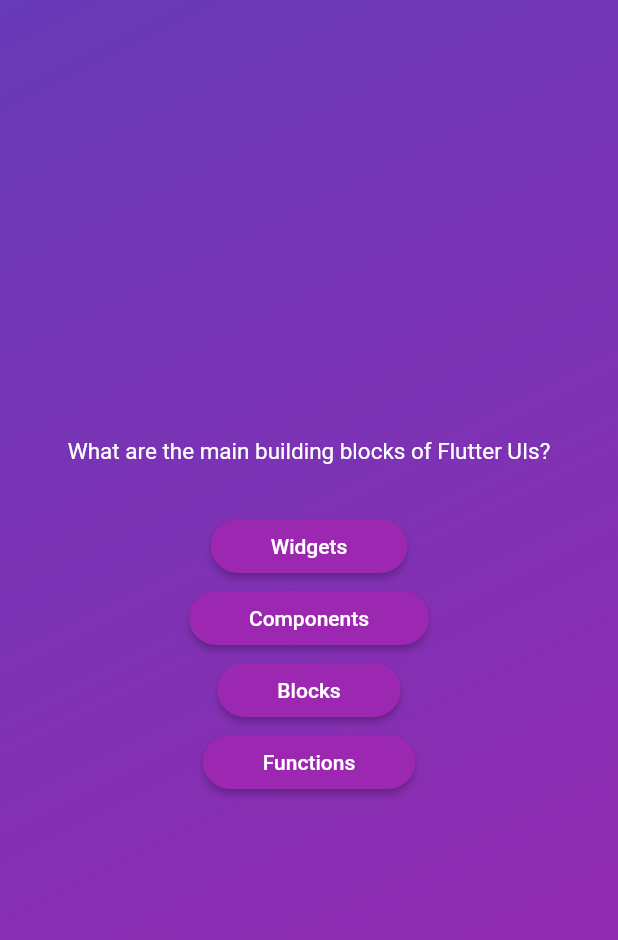
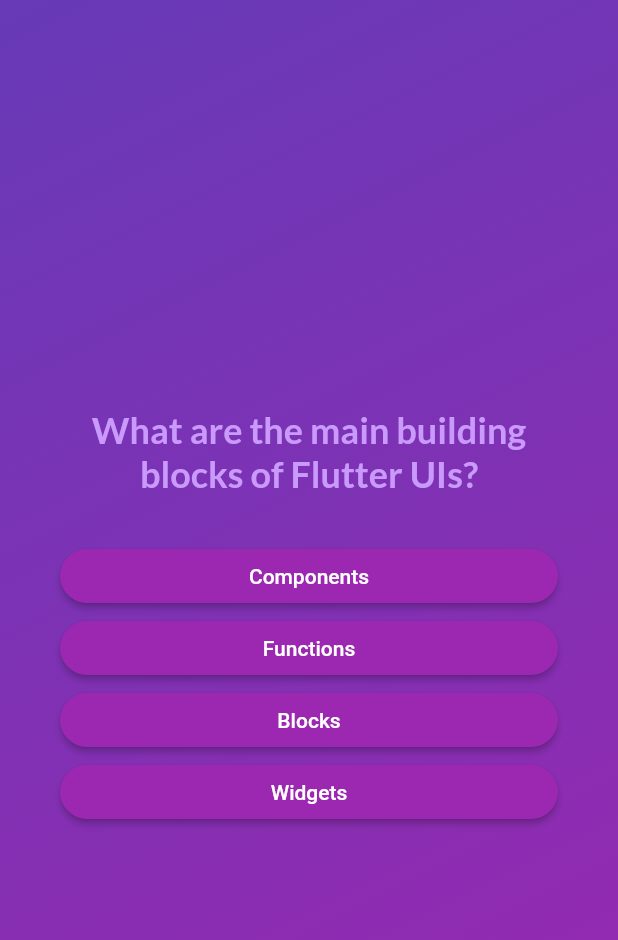
Before and after one commit to meeron/flutter-demo-app, a Flutter app: the screen it shows after launch, after a tap on "Start quiz", on a phone screen of 412 x 824 dp. Shown: the top 940 px of the screen. Run offline on Flutter 3.47's test engine with Material 2 defaults, Android fonts, the phone set to English and light mode, and no system bars; our stand-ins replace google_fonts.

Commit message:
Styling fonts and questions screen

```diff
--- a/quiz_app/lib/asnwer_button.dart
+++ b/quiz_app/lib/asnwer_button.dart
@@ -16,7 +16,10 @@ class AnswerButton extends StatelessWidget {
         foregroundColor: Colors.white,
         shape: RoundedRectangleBorder(borderRadius: BorderRadius.circular(20)),
       ),
-      child: Text(text),
+      child: Text(
+        text,
+        textAlign: TextAlign.center,
+      ),
     );
   }
 }
--- /dev/null
+++ b/quiz_app/lib/question_text.dart
@@ -0,0 +1,21 @@
+import 'package:flutter/material.dart';
+import 'package:google_fonts/google_fonts.dart';
+
+class QuestionText extends StatelessWidget {
+  const QuestionText(this.text, {super.key});
+
+  final String text;
+
+  @override
+  Widget build(BuildContext context) {
+    return Text(
+      text,
+      style: GoogleFonts.lato(
+        fontSize: 24,
+        color: const Color.fromARGB(255, 201, 153, 251),
+        fontWeight: FontWeight.bold,
+      ),
+      textAlign: TextAlign.center,
+    );
+  }
+}
--- a/quiz_app/lib/questions_screen.dart
+++ b/quiz_app/lib/questions_screen.dart
@@ -1,6 +1,7 @@
 import 'package:flutter/material.dart';
 import 'package:quiz_app/asnwer_button.dart';
 import 'package:quiz_app/data.dart';
+import 'package:quiz_app/question_text.dart';
 
 class QuestionsScreen extends StatefulWidget {
   const QuestionsScreen({super.key});
@@ -17,37 +18,35 @@ class _QuestionsScreenState extends State<QuestionsScreen> {
 
   @override
   Widget build(BuildContext context) {
-    return Column(
+    return Container(
+      margin: const EdgeInsets.all(40),
+      child: Column(
         mainAxisSize: MainAxisSize.min,
+        crossAxisAlignment: CrossAxisAlignment.stretch,
         children: [
-        Text(
-          questions[questionsIndex].question,
-          style: const TextStyle(
-            fontSize: 15,
-            color: Colors.white,
+          QuestionText(questions[questionsIndex].question),
+          const SizedBox(height: 30),
+          ...shuffleAndMapAnswers(),
+        ],
       ),
-        ),
-        const SizedBox(height: 30),
-        ...mapAnswers(),
-      ],
     );
   }
 
   void answerQuestion(String answer) {
+    setState(() {
+      answers[questionsIndex] = answer;
       if (questionsIndex >= questions.length - 1) {
         return;
       }
-
-    setState(() {
-      answers[questionsIndex] = answer;
       questionsIndex++;
     });
   }
 
-  Iterable<AnswerButton> mapAnswers() {
-    return questions[questionsIndex]
-        .answers
-        .map((text) => AnswerButton(text, () {
+  Iterable<AnswerButton> shuffleAndMapAnswers() {
+    final list = List.of(questions[questionsIndex].answers);
+    list.shuffle();
+
+    return list.map((text) => AnswerButton(text, () {
           answerQuestion(text);
         }));
   }
--- a/quiz_app/lib/start_screen.dart
+++ b/quiz_app/lib/start_screen.dart
@@ -1,4 +1,5 @@
 import 'package:flutter/material.dart';
+import 'package:google_fonts/google_fonts.dart';
 
 class StartScreen extends StatelessWidget {
   const StartScreen(this.startQuiz, {super.key});
@@ -16,11 +17,11 @@ class StartScreen extends StatelessWidget {
           color: const Color.fromARGB(150, 255, 255, 255),
         ),
         const SizedBox(height: 80),
-        const Text(
+        Text(
           'Learn Flutter the fun way!',
-          style: TextStyle(
+          style: GoogleFonts.lato(
             fontSize: 24,
-            color: Color.fromRGBO(252, 237, 217, 1),
+            color: const Color.fromRGBO(252, 237, 217, 1),
           ),
         ),
         const SizedBox(height: 40),
--- a/quiz_app/pubspec.yaml
+++ b/quiz_app/pubspec.yaml
@@ -35,6 +35,7 @@ dependencies:
   # The following adds the Cupertino Icons font to your application.
   # Use with the CupertinoIcons class for iOS style icons.
   cupertino_icons: ^1.0.2
+  google_fonts: ^6.1.0
 
 dev_dependencies:
   flutter_test:
```
Also changed, not shown: quiz_app/pubspec.lock. Lines whose indentation alone changed are shown as unchanged.
